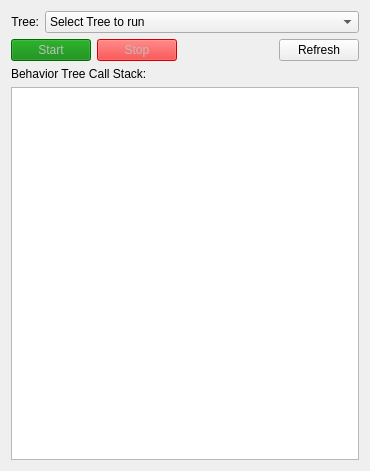
Old version of the form riptide_rviz/riptide_rviz/src/MissionPanel.ui in the repository osu-uwrt/riptide_gui.
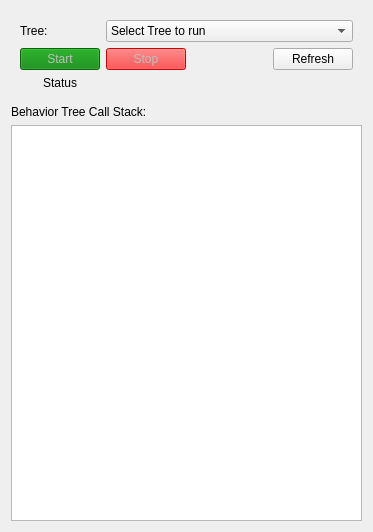
New version of the form.

The edit to the form file:
```diff
--- a/riptide_rviz/riptide_rviz/src/MissionPanel.ui
+++ b/riptide_rviz/riptide_rviz/src/MissionPanel.ui
@@ -6,67 +6,18 @@
    <rect>
     <x>0</x>
     <y>0</y>
-    <width>370</width>
-    <height>471</height>
+    <width>373</width>
+    <height>532</height>
    </rect>
   </property>
   <property name="windowTitle">
    <string>Form</string>
   </property>
-  <layout class="QGridLayout" name="gridLayout">
-   <item row="0" column="0">
     <layout class="QVBoxLayout" name="verticalLayout">
      <item>
-      <layout class="QHBoxLayout" name="horizontalLayout_2">
-       <item>
-        <widget class="QLabel" name="label">
-         <property name="sizePolicy">
-          <sizepolicy hsizetype="Minimum" vsizetype="Preferred">
-           <horstretch>0</horstretch>
-           <verstretch>0</verstretch>
-          </sizepolicy>
-         </property>
-         <property name="text">
-          <string>Tree:</string>
-         </property>
-         <property name="alignment">
-          <set>Qt::AlignRight|Qt::AlignTrailing|Qt::AlignVCenter</set>
-         </property>
-        </widget>
-       </item>
-       <item>
-        <widget class="QComboBox" name="btSelect">
-         <property name="sizePolicy">
-          <sizepolicy hsizetype="Expanding" vsizetype="Fixed">
-           <horstretch>0</horstretch>
-           <verstretch>0</verstretch>
-          </sizepolicy>
-         </property>
-         <item>
-          <property name="text">
-           <string>Select Tree to run</string>
-          </property>
-         </item>
-        </widget>
-       </item>
-      </layout>
-     </item>
-     <item>
-      <layout class="QHBoxLayout" name="horizontalLayout">
-       <item>
-        <widget class="QPushButton" name="btStart">
-         <property name="enabled">
-          <bool>false</bool>
-         </property>
-         <property name="styleSheet">
-          <string notr="true">QPushButton {background-color: green;}</string>
-         </property>
-         <property name="text">
-          <string>Start</string>
-         </property>
-        </widget>
-       </item>
-       <item>
+    <widget class="QWidget" name="widget" native="true">
+     <layout class="QGridLayout" name="gridLayout">
+      <item row="1" column="1">
         <widget class="QPushButton" name="btStop">
          <property name="enabled">
           <bool>false</bool>
@@ -79,7 +30,20 @@
          </property>
         </widget>
        </item>
-       <item>
+      <item row="1" column="0">
+       <widget class="QPushButton" name="btStart">
+        <property name="enabled">
+         <bool>false</bool>
+        </property>
+        <property name="styleSheet">
+         <string notr="true">QPushButton {background-color: green;}</string>
+        </property>
+        <property name="text">
+         <string>Start</string>
+        </property>
+       </widget>
+      </item>
+      <item row="1" column="2">
         <spacer name="horizontalSpacer">
          <property name="orientation">
           <enum>Qt::Horizontal</enum>
@@ -92,14 +56,56 @@
          </property>
         </spacer>
        </item>
+      <item row="0" column="1" colspan="3">
+       <widget class="QComboBox" name="btSelect">
+        <property name="sizePolicy">
+         <sizepolicy hsizetype="Expanding" vsizetype="Fixed">
+          <horstretch>0</horstretch>
+          <verstretch>0</verstretch>
+         </sizepolicy>
+        </property>
        <item>
+         <property name="text">
+          <string>Select Tree to run</string>
+         </property>
+        </item>
+       </widget>
+      </item>
+      <item row="1" column="3">
         <widget class="QPushButton" name="btRefresh">
          <property name="text">
           <string>Refresh</string>
          </property>
         </widget>
        </item>
-      </layout>
+      <item row="2" column="0">
+       <widget class="QLabel" name="label_3">
+        <property name="text">
+         <string>Status</string>
+        </property>
+        <property name="alignment">
+         <set>Qt::AlignCenter</set>
+        </property>
+       </widget>
+      </item>
+      <item row="0" column="0">
+       <widget class="QLabel" name="label">
+        <property name="sizePolicy">
+         <sizepolicy hsizetype="Minimum" vsizetype="Preferred">
+          <horstretch>0</horstretch>
+          <verstretch>0</verstretch>
+         </sizepolicy>
+        </property>
+        <property name="text">
+         <string>Tree:</string>
+        </property>
+        <property name="alignment">
+         <set>Qt::AlignLeading|Qt::AlignLeft|Qt::AlignVCenter</set>
+        </property>
+       </widget>
+      </item>
+     </layout>
+    </widget>
      </item>
      <item>
       <widget class="QLabel" name="label_2">
@@ -114,8 +120,6 @@
         <bool>true</bool>
        </property>
       </widget>
-     </item>
-    </layout>
    </item>
   </layout>
  </widget>
```
Lines whose indentation alone changed are shown as unchanged.
